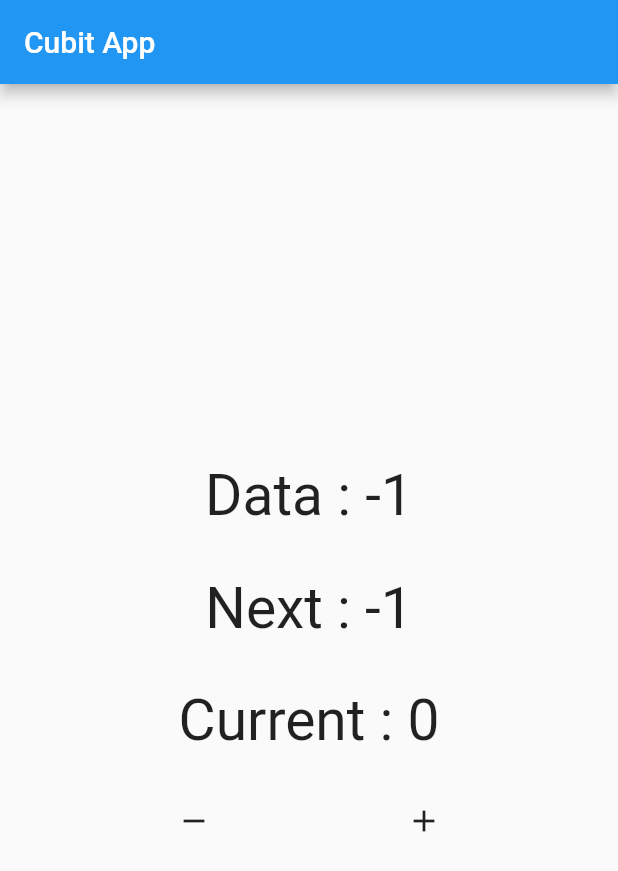
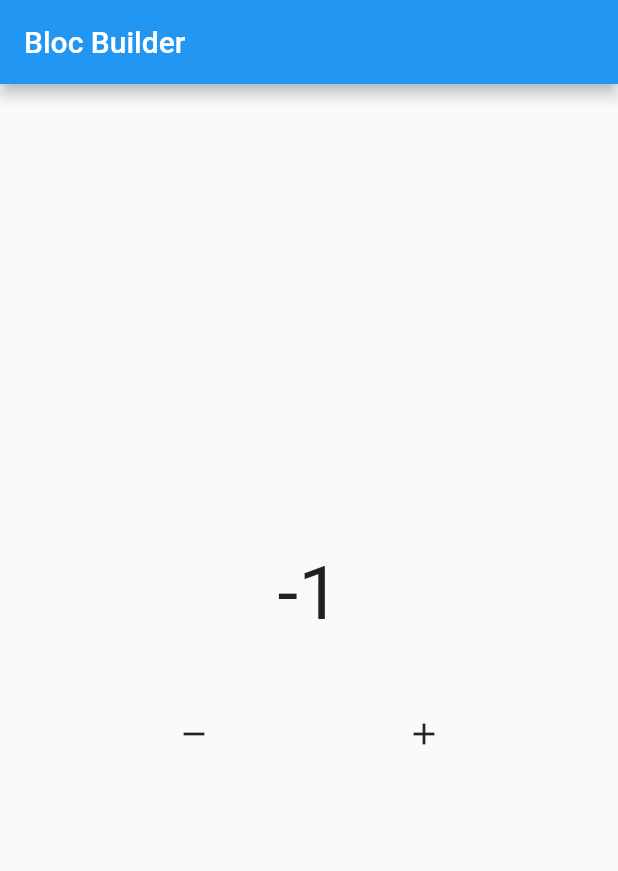
Before and after one commit to aldoalfians/flutter_state_bloc, a Flutter app: the screen it shows after launch, after a tap on the "remove" icon, on a phone screen of 412 x 824 dp. Shown: the top 871 px of the screen. Run offline on Flutter 3.47's test engine with Material 2 defaults, Android fonts, the phone set to English and light mode, and no system bars; our stand-ins replace bloc.

Commit message:
update bloc using builder cubit

```diff
--- /dev/null
+++ b/lib/bloc/counter.dart
@@ -0,0 +1,24 @@
+import 'package:bloc/bloc.dart';
+
+class Counter extends Cubit<int> {
+  int init;
+
+  Counter({this.init = 0}) : super(init);
+
+  void increment() => emit(state + 1);
+  void decrement() => emit(state - 1);
+
+  @override
+  void onChange(Change<int> change) {
+    // TODO: implement onChange
+    super.onChange(change);
+    print(change);
+  }
+
+  @override
+  void onError(Object error, StackTrace stackTrace) {
+    // TODO: implement onError
+    super.onError(error, stackTrace);
+    print(error);
+  }
+}
--- a/lib/main.dart
+++ b/lib/main.dart
@@ -1,8 +1,10 @@
-import 'package:bloc/bloc.dart';
 import 'package:flutter/material.dart';
+import 'package:flutter/src/widgets/framework.dart';
+import 'package:flutter/src/widgets/placeholder.dart';
+import 'package:flutter_bloc_app/pages/home.dart';
 
 void main() {
-  runApp(const MyApp());
+  runApp(MyApp());
 }
 
 class MyApp extends StatelessWidget {
@@ -15,102 +17,3 @@ class MyApp extends StatelessWidget {
     );
   }
 }
-
-class CounterCubit extends Cubit<int> {
-  int initialData;
-  int? current;
-  int? next;
-
-  CounterCubit({this.initialData = 0}) : super(initialData);
-
-  void tambahData() {
-    emit(state + 1);
-  }
-
-  void kurangData() {
-    emit(state - 1);
-  }
-
-  // Observer Cubit "Fitur bloc untuk memantau data"
-
-  // - Perubahan state "Onchange"
-  @override
-  void onChange(Change<int> change) {
-    // TODO: implement onChange
-    super.onChange(change);
-    print(change);
-    current = change.currentState;
-    next = change.nextState;
-  }
-
-  // - Error OnError
-  @override
-  void onError(Object error, StackTrace stackTrace) {
-    // TODO: implement onError
-    super.onError(error, stackTrace);
-  }
-}
-
-class HomePage extends StatelessWidget {
-  CounterCubit myCounter = CounterCubit();
-
-  @override
-  Widget build(BuildContext context) {
-    return Scaffold(
-      appBar: AppBar(
-        title: const Text("Cubit App"),
-      ),
-      body: Column(
-        mainAxisAlignment: MainAxisAlignment.center,
-        children: [
-          StreamBuilder(
-            initialData: myCounter.initialData,
-            stream: myCounter.stream,
-            builder: (context, snapshot) {
-              return Center(
-                child: Column(
-                  children: [
-                    Text(
-                      "Data : ${snapshot.data}",
-                      style: const TextStyle(fontSize: 38),
-                    ),
-                    const SizedBox(
-                      height: 30,
-                    ),
-                    Text(
-                      "Next : ${myCounter.next}",
-                      style: const TextStyle(fontSize: 38),
-                    ),
-                    const SizedBox(
-                      height: 30,
-                    ),
-                    Text(
-                      "Current : ${myCounter.current}",
-                      style: const TextStyle(fontSize: 38),
-                    ),
-                  ],
-                ),
-              );
-            },
-          ),
-          const SizedBox(
-            height: 20,
-          ),
-          Row(
-            mainAxisAlignment: MainAxisAlignment.spaceEvenly,
-            children: [
-              IconButton(
-                onPressed: myCounter.kurangData,
-                icon: const Icon(Icons.remove),
-              ),
-              IconButton(
-                onPressed: myCounter.tambahData,
-                icon: const Icon(Icons.add),
-              )
-            ],
-          )
-        ],
-      ),
-    );
-  }
-}
--- /dev/null
+++ b/lib/pages/home.dart
@@ -0,0 +1,47 @@
+import 'package:flutter/material.dart';
+import 'package:flutter/src/widgets/framework.dart';
+import 'package:flutter/src/widgets/placeholder.dart';
+import 'package:flutter_bloc_app/bloc/counter.dart';
+
+class HomePage extends StatelessWidget {
+  Counter myCounter = Counter();
+
+  @override
+  Widget build(BuildContext context) {
+    return Scaffold(
+      appBar: AppBar(
+        title: Text("Bloc Builder"),
+      ),
+      body: Column(
+        mainAxisAlignment: MainAxisAlignment.center,
+        children: [
+          StreamBuilder(
+              initialData: myCounter.init,
+              stream: myCounter.stream,
+              builder: (context, snapshot) {
+                return Text(
+                  "${snapshot.data}",
+                  style: TextStyle(fontSize: 50),
+                );
+              }),
+          const SizedBox(
+            height: 40,
+          ),
+          Row(
+            mainAxisAlignment: MainAxisAlignment.spaceEvenly,
+            children: [
+              IconButton(
+                onPressed: myCounter.decrement,
+                icon: Icon(Icons.remove),
+              ),
+              IconButton(
+                onPressed: myCounter.increment,
+                icon: Icon(Icons.add),
+              ),
+            ],
+          )
+        ],
+      ),
+    );
+  }
+}
```
